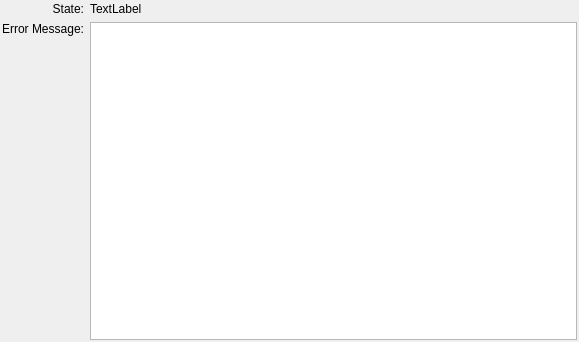
Qt form src/libs/extensionsystem/pluginerrorview.ui (qt-creator/qt-creator) before a commit.
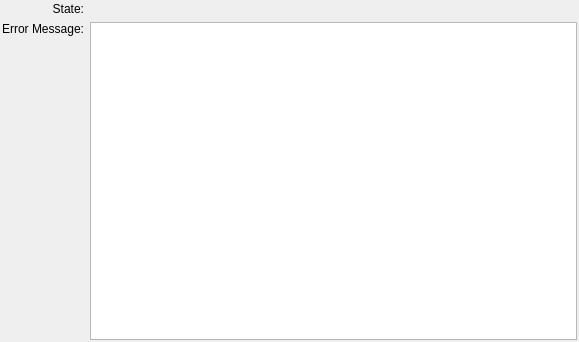
The same form after that commit.

```diff
--- a/src/libs/extensionsystem/pluginerrorview.ui
+++ b/src/libs/extensionsystem/pluginerrorview.ui
@@ -28,9 +28,6 @@
    </item>
    <item row="0" column="1" >
     <widget class="QLabel" name="state" >
-     <property name="text" >
-      <string>TextLabel</string>
-     </property>
     </widget>
    </item>
    <item row="1" column="0" >
```
Left out of the diff: 3 changed lines with no effect on the pictures.
